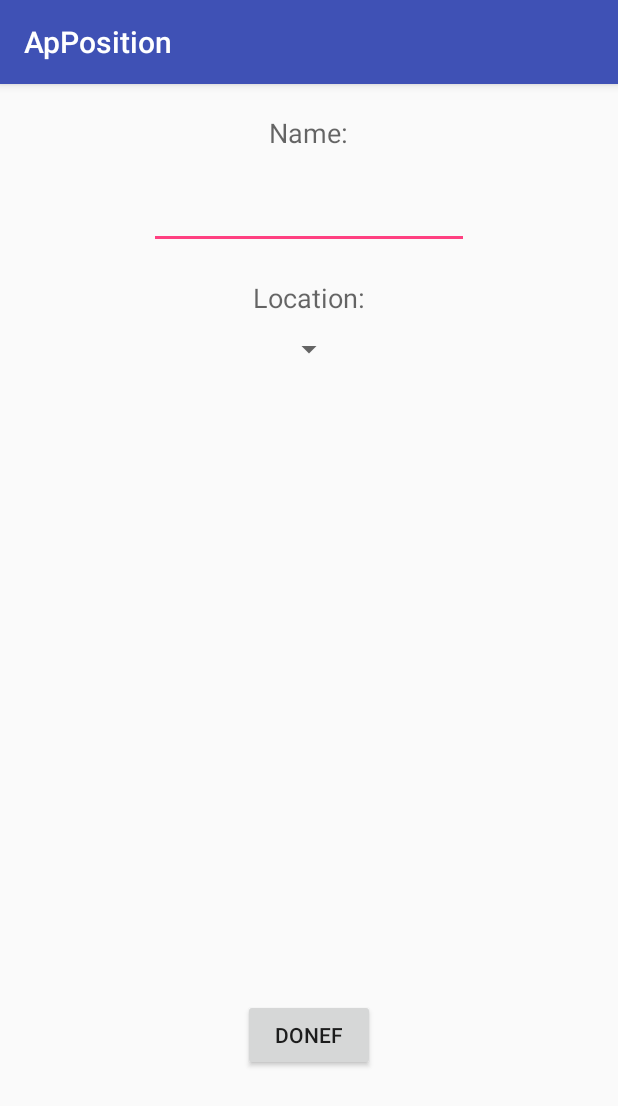
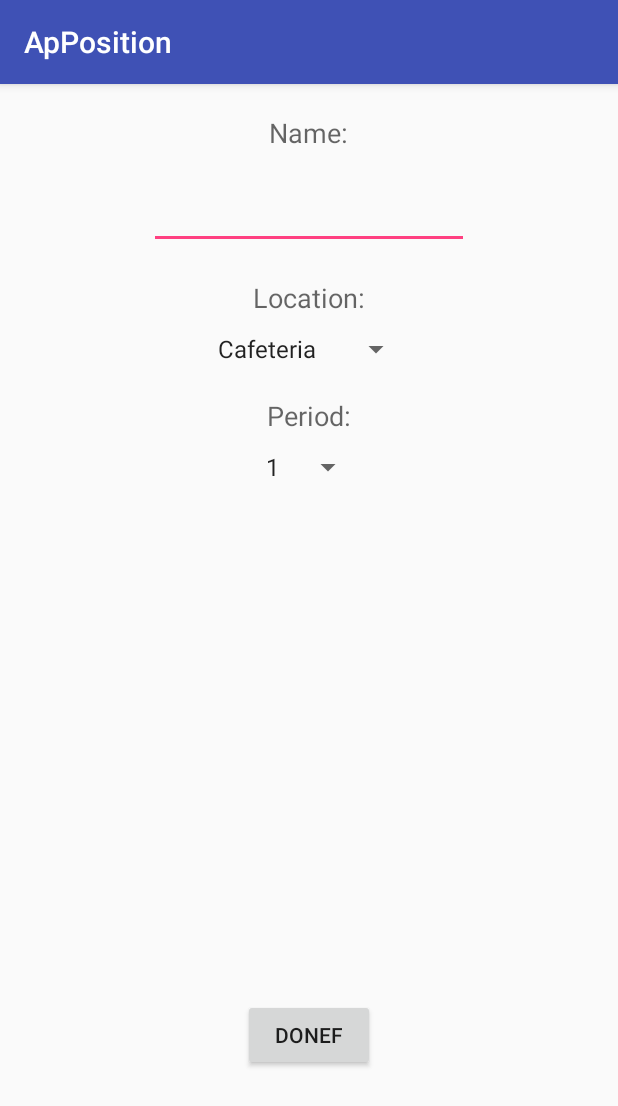
Before and after one commit to truell20/MyHM, an Android app: the fragment MeetingFragment shown on its own in the app's theme, on a phone screen of 412 x 824 dp. Shown: the top 1106 px of the screen. Run offline under Robolectric (Android 15) with nearby library versions, the phone set to English and light mode, and no system bars.

Commit message:
Fixed meeting spinners

```diff
--- a/Android/App/app/src/main/java/com/example/lucakoval/apposition/MeetingFragment.java
+++ b/Android/App/app/src/main/java/com/example/lucakoval/apposition/MeetingFragment.java
@@ -7,11 +7,14 @@ import android.support.v4.app.Fragment;
 import android.view.LayoutInflater;
 import android.view.View;
 import android.view.ViewGroup;
+import android.widget.ArrayAdapter;
 import android.widget.Button;
+import android.widget.Spinner;
 
 import com.example.lucakoval.apposition.model.LocalDataHandler;
 
 import backend.Meeting;
+import backend.Period;
 
 interface MeetingCallback {
     void callback(Meeting meeting);
@@ -46,6 +49,20 @@ public class MeetingFragment extends Fragment {
         // Inflate the layout for this fragment
         final View fragmentView = inflater.inflate(R.layout.fragment_meeting, container, false);
 
+        // Populate Spinner with location options
+        ArrayAdapter<CharSequence> locationAdapter = ArrayAdapter.createFromResource(getActivity(),
+                R.array.locationsArray, android.R.layout.simple_spinner_item);
+        Spinner locationSpinner = (Spinner) fragmentView.findViewById(R.id.locationOptions);
+        locationSpinner.setAdapter(locationAdapter);
+
+        // Populate period Spinner with period options
+        String[] periodArray = new String[Period.numberOfPeriods];
+        for(int a = 0; a < periodArray.length; a++) periodArray[a] = ""+(a+1);
+        ArrayAdapter<String> periodAdapter = new ArrayAdapter<String>(fragmentView.getContext(), android.R.layout.simple_spinner_item, periodArray);
+        Spinner periodSpinner = (Spinner) fragmentView.findViewById(R.id.periodOptions);
+        periodSpinner.setAdapter(periodAdapter);
+
+        // Set listener for the submit button
         Button doneButton = (Button)fragmentView.findViewById(R.id.doneButton);
         doneButton.setOnClickListener(new View.OnClickListener() {
             @Override
--- a/Android/App/app/src/main/res/layout/fragment_meeting.xml
+++ b/Android/App/app/src/main/res/layout/fragment_meeting.xml
@@ -54,5 +54,25 @@
         android:layout_marginTop="10dp"
         android:layout_centerHorizontal="true" />
 
+    <TextView
+        android:layout_width="wrap_content"
+        android:layout_height="wrap_content"
+        android:textAppearance="?android:attr/textAppearanceMedium"
+        android:text="Period:"
+        android:id="@+id/periodText"
+        android:layout_below="@+id/locationOptions"
+        android:layout_centerHorizontal="true"
+        android:layout_marginTop="20dp" />
+
+    <Spinner
+        android:layout_width="wrap_content"
+        android:layout_height="wrap_content"
+        android:inputType="textPassword"
+        android:layout_below="@+id/periodText"
+        android:ems="10"
+        android:id="@+id/periodOptions"
+        android:layout_marginTop="10dp"
+        android:layout_centerHorizontal="true" />
+
 
 </RelativeLayout>
```
